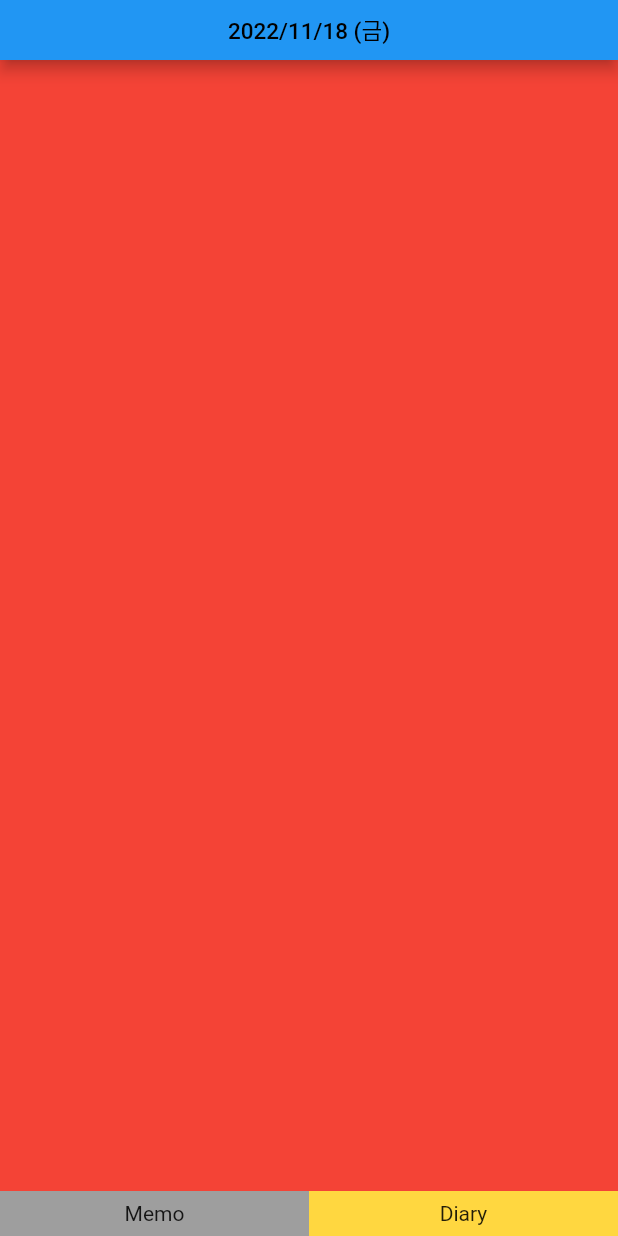
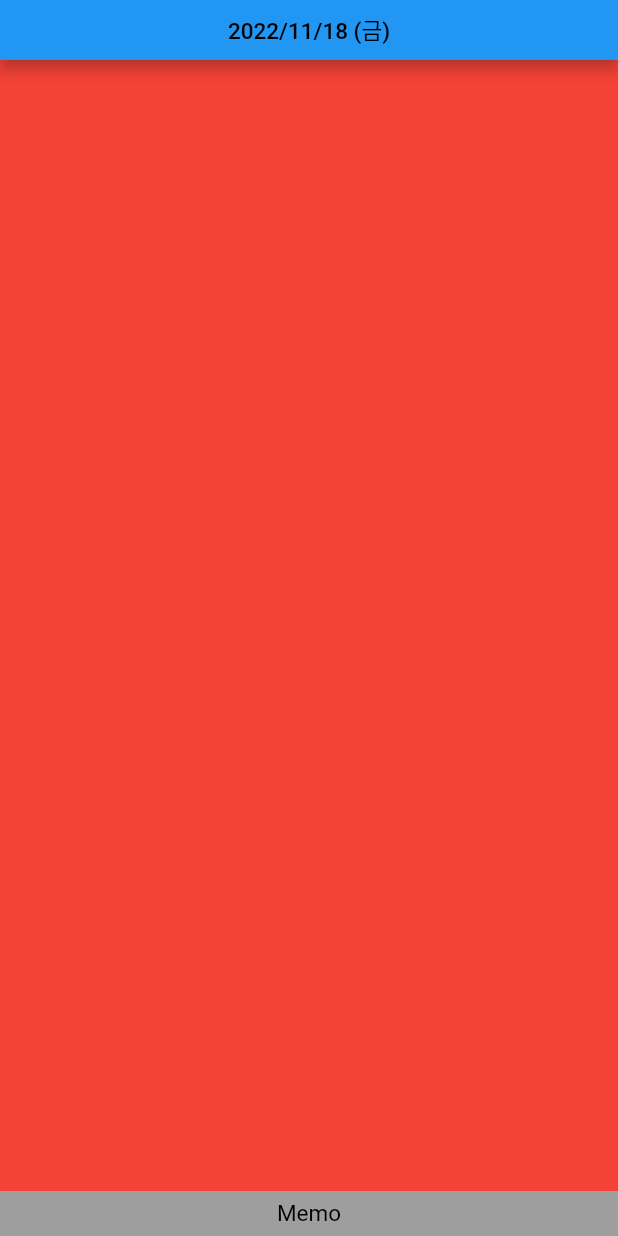
Before and after one commit to Footp/easy_daily, a Flutter app: the screen it shows after launch, on a phone screen of 412 x 824 dp. Run offline on Flutter 3.47's test engine with Material 2 defaults, Android fonts, the phone set to English and light mode, and no system bars; our stand-ins replace get.

Commit message:
페이지 분리

```diff
--- /dev/null
+++ b/lib/func.dart
@@ -0,0 +1,12 @@
+import 'package:easy_daily/screens/diary_screen.dart';
+import 'package:easy_daily/screens/memo_screen.dart';
+
+List buttomPageBar = [
+  'Memo',
+  'Diary',
+];
+
+List pageList = [
+  const MemoScreen(),
+  const DiaryScreen(),
+];
--- a/lib/getx_controller.dart
+++ b/lib/getx_controller.dart
@@ -9,6 +9,6 @@ class Controller extends GetxController {
 
   //페이지 관련
   RxInt pageCount = 0.obs;
-
   RxList memoList = [].obs;
+  RxString dailyDiary = ''.obs;
 }
--- a/lib/main.dart
+++ b/lib/main.dart
@@ -1,3 +1,7 @@
+import 'package:easy_daily/func.dart';
+import 'package:easy_daily/screens/buttom_page_bar.dart';
+import 'package:easy_daily/screens/diary_screen.dart';
+import 'package:easy_daily/screens/memo_screen.dart';
 import 'package:easy_daily/theme.dart';
 import 'package:flutter/material.dart';
 import 'package:get/get.dart';
@@ -5,10 +9,15 @@ import 'getx_controller.dart';
 
 void main() {
   runApp(
-    const GetMaterialApp(
+    GetMaterialApp(
       debugShowCheckedModeBanner: false,
+      initialRoute: '/',
+      getPages: [
+        GetPage(name: '/memo', page: () => const MemoScreen()),
+        GetPage(name: '/diary', page: () => const DiaryScreen()),
+      ],
       title: 'Easy Daily',
-      home: MyApp(),
+      home: const MyApp(),
     ),
   );
 }
@@ -20,6 +29,8 @@ class MyApp extends StatelessWidget {
   Widget build(BuildContext context) {
     final _c = Get.put(Controller());
     Size size = MediaQuery.of(context).size;
+
+    print(_c.pageCount.value);
 
     return SafeArea(
       child: Scaffold(
@@ -36,106 +47,7 @@ class MyApp extends StatelessWidget {
           ),
         ),
         body: Obx(
-          () => Container(
-            height: double.infinity,
-            width: double.infinity,
-            color: Colors.black,
-            child: Column(
-              children: [
-                Container(
-                  padding: const EdgeInsets.symmetric(horizontal: 16.0),
-                  height: _c.memoList.isEmpty
-                      ? 0
-                      : _c.memoList.length * 50 > size.height - 150
-                          ? size.height - 150
-                          : _c.memoList.length * 50,
-                  width: double.infinity,
-                  color: Colors.amber,
-                  child: ListView.builder(
-                    itemCount: _c.memoList.length,
-                    itemBuilder: (context, index) => SizedBox(
-                      height: 50,
-                      child: Row(
-                        children: [
-                          SizedBox(
-                            width: 50,
-                            child: Text(
-                              _c.memoList[index]['time'],
-                            ),
-                          ),
-                          Expanded(
-                            child: SizedBox(
-                              width: double.infinity,
-                              child: Text(
-                                _c.memoList[index]['memo'],
-                              ),
-                            ),
-                          ),
-                        ],
-                      ),
-                    ),
-                  ),
-                ),
-                Expanded(
-                  child: GestureDetector(
-                    onTap: () => showDialog(
-                      context: context,
-                      builder: (BuildContext context) => AlertDialog(
-                        alignment: Alignment.bottomCenter,
-                        insetPadding: EdgeInsets.zero,
-                        content: SizedBox(
-                          width: size.width,
-                          child: TextField(
-                            autofocus: true,
-                            maxLength: 45,
-                            onSubmitted: (value) {
-                              DateTime? _date = DateTime.now();
-                              String _extraTime =
-                                  '${_date.hour.toString()}:${_date.minute.toString()}';
-
-                              Map<String, dynamic> creatMemo = {
-                                'time': _extraTime,
-                                'memo': value,
-                                'categorie': '개인',
-                              };
-                              _c.memoList.add(creatMemo);
-                              print(_extraTime);
-                              Navigator.pop(context);
-                            },
-                          ),
-                        ),
-                      ),
-                    ),
-                    child: Container(
-                      height: double.infinity,
-                      width: double.infinity,
-                      color: Colors.red,
-                    ),
-                  ),
-                ),
-                SizedBox(
-                  height: 30,
-                  width: double.infinity,
-                  child: Row(
-                    children: [
-                      Container(
-                        height: double.infinity,
-                        width: size.width / 2,
-                        color: Colors.grey,
-                        child: const Center(child: Text('Memo')),
-                      ),
-                      Container(
-                        height: double.infinity,
-                        width: size.width / 2,
-                        color: Colors.amberAccent,
-                        child: const Center(child: Text('Diary')),
-                      ),
-                    ],
-                  ),
-                )
-              ],
-            ),
-          ),
+          () => pageList[_c.pageCount.value],
         ),
       ),
     );
--- /dev/null
+++ b/lib/screens/buttom_page_bar.dart
@@ -0,0 +1,37 @@
+import 'package:easy_daily/func.dart';
+import 'package:easy_daily/getx_controller.dart';
+import 'package:easy_daily/theme.dart';
+import 'package:flutter/material.dart';
+import 'package:get/get.dart';
+
+class ButtomPageBar extends StatelessWidget {
+  const ButtomPageBar({super.key});
+
+  @override
+  Widget build(BuildContext context) {
+    final _c = Get.put(Controller());
+    Size size = MediaQuery.of(context).size;
+    return Obx(
+      () => GestureDetector(
+        onTap: () {
+          _c.pageCount.value = _c.pageCount.value == 0 ? 1 : 0;
+        },
+        child: SizedBox(
+          height: 30,
+          width: double.infinity,
+          child: Container(
+            height: double.infinity,
+            width: size.width / 2,
+            color: Colors.grey,
+            child: Center(
+              child: Text(
+                buttomPageBar[_c.pageCount.value],
+                style: textStyle_basic,
+              ),
+            ),
+          ),
+        ),
+      ),
+    );
+  }
+}
--- /dev/null
+++ b/lib/screens/memo_screen.dart
@@ -0,0 +1,108 @@
+import 'package:easy_daily/getx_controller.dart';
+import 'package:easy_daily/screens/buttom_page_bar.dart';
+import 'package:flutter/material.dart';
+import 'package:get/get.dart';
+
+class MemoScreen extends StatelessWidget {
+  const MemoScreen({super.key});
+
+  @override
+  Widget build(BuildContext context) {
+    final _c = Get.put(Controller());
+    Size size = MediaQuery.of(context).size;
+    return Container(
+      height: double.infinity,
+      width: double.infinity,
+      color: Colors.black,
+      child: Column(
+        children: [
+          Expanded(
+            child: Obx(
+              () => Column(
+                children: [
+                  Container(
+                    padding: const EdgeInsets.symmetric(horizontal: 16.0),
+                    height: _c.memoList.isEmpty
+                        ? 0
+                        : _c.memoList.length * 50 > size.height - 150
+                            ? size.height - 150
+                            : _c.memoList.length * 50,
+                    width: double.infinity,
+                    color: Colors.amber,
+                    child: ListView.builder(
+                      itemCount: _c.memoList.length,
+                      itemBuilder: (context, index) => SizedBox(
+                        height: 50,
+                        child: Row(
+                          children: [
+                            SizedBox(
+                              width: 50,
+                              child: Text(
+                                _c.memoList[index]['time'],
+                              ),
+                            ),
+                            Expanded(
+                              child: SizedBox(
+                                width: double.infinity,
+                                child: Text(
+                                  _c.memoList[index]['memo'],
+                                ),
+                              ),
+                            ),
+                          ],
+                        ),
+                      ),
+                    ),
+                  ),
+                  Expanded(
+                    child: GestureDetector(
+                      onTap: () => showDialog(
+                        context: context,
+                        builder: (BuildContext context) => AlertDialog(
+                          alignment: Alignment.bottomCenter,
+                          insetPadding: EdgeInsets.zero,
+                          content: SizedBox(
+                            width: size.width,
+                            child: TextField(
+                              autofocus: true,
+                              maxLength: 45,
+                              onSubmitted: (value) {
+                                DateTime? _date = DateTime.now();
+                                String _extraHour = _date.hour.toString();
+                                _extraHour = _extraHour.length != 2
+                                    ? '0$_extraHour'
+                                    : _extraHour;
+                                String _extraMinute = _date.minute.toString();
+                                _extraMinute = _extraMinute.length != 2
+                                    ? '0$_extraMinute'
+                                    : _extraMinute;
+                                String _extraTime = '$_extraHour:$_extraMinute';
+                                Map<String, dynamic> creatMemo = {
+                                  'time': _extraTime,
+                                  'memo': value,
+                                  'categorie': '개인',
+                                };
+                                _c.memoList.add(creatMemo);
+                                Navigator.pop(context);
+                              },
+                            ),
+                          ),
+                        ),
+                      ),
+                      child: Container(
+                        height: double.infinity,
+                        width: double.infinity,
+                        color: Colors.red,
+                      ),
+                    ),
+                  ),
+                ],
+              ),
+            ),
+          ),
+          const ButtomPageBar(),
+        ],
+      ),
+    );
+  }
+}
--- a/lib/theme.dart
+++ b/lib/theme.dart
@@ -1,4 +1,5 @@
 import 'package:flutter/material.dart';
 
+// ignore: non_constant_identifier_names
 var textStyle_basic = const TextStyle(fontSize: 15, color: Colors.black);
 var textStyle2 = const TextStyle(fontSize: 15, color: Colors.grey);
```
Also changed, not shown: lib/screens/diary_screen.dart (added, +48 -0 lines), 32 other files.
